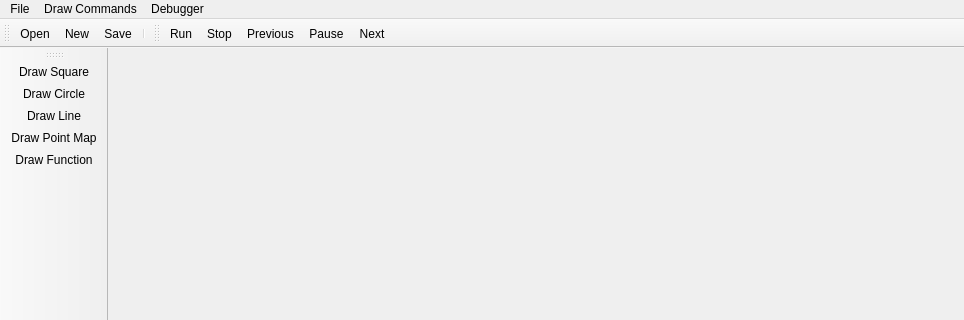
First picture: the form in GUI in progress/mainwindow.ui, repository dongbu/painterRHIT, before the edit; both pictures show x 0 to 964 and y 0 to 320 of the 964 by 848 pixel window.
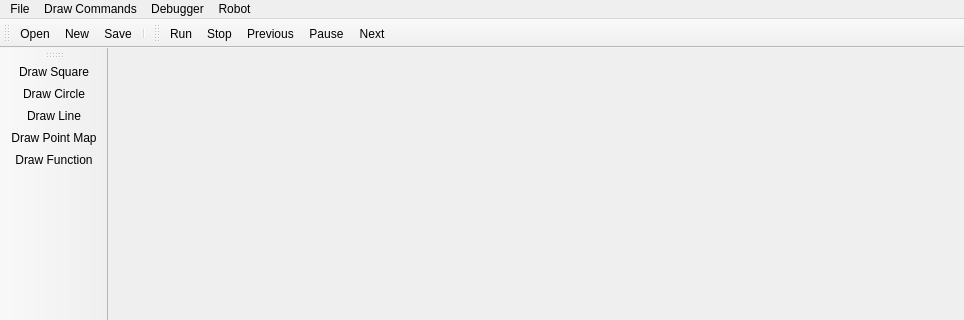
Second picture: the form after the edit. Icons and pictures are not drawn.

Commit message: added connect to robot. windows no longer spawn on top of eachother. can't rename commands.

Diff of the .ui file:
```diff
--- a/GUI in progress/mainwindow.ui
+++ b/GUI in progress/mainwindow.ui
@@ -82,7 +82,7 @@
      <x>0</x>
      <y>0</y>
      <width>964</width>
-     <height>26</height>
+     <height>21</height>
     </rect>
    </property>
    <widget class="QMenu" name="menuNew_Window">
@@ -113,9 +113,16 @@
     <addaction name="actionNext"/>
     <addaction name="actionPrevious"/>
    </widget>
+   <widget class="QMenu" name="menuRobot">
+    <property name="title">
+     <string>Robot</string>
+    </property>
+    <addaction name="actionConnect"/>
+   </widget>
    <addaction name="menuNew_Window"/>
    <addaction name="menuDraw_Commands"/>
    <addaction name="menuDebugger"/>
+   <addaction name="menuRobot"/>
   </widget>
   <action name="actionOpen">
    <property name="icon">
```
Left out of the diff: 5 changed lines with no effect on the pictures. The commit also changes 7 other files.
